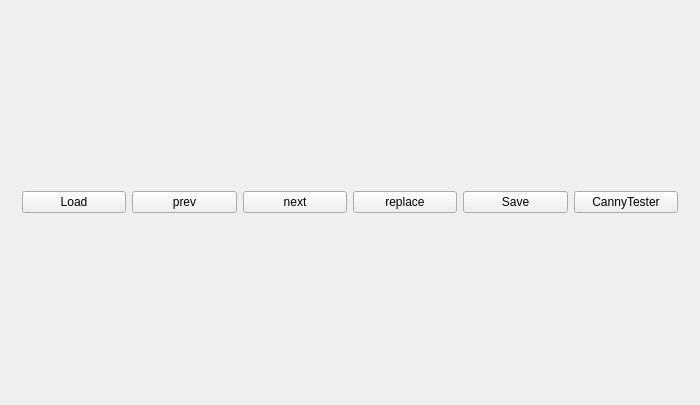
This is src/mainwindow.ui in stupidPuppies/area_filling_opencv as Qt 5 draws it before an edit. The edited form follows.
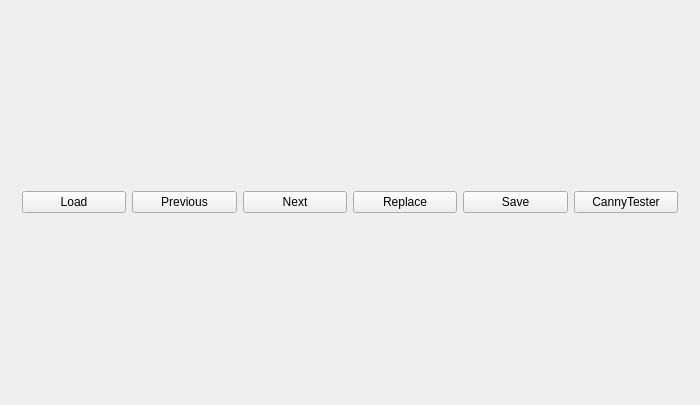
This is the edited form.

```diff
--- a/src/mainwindow.ui
+++ b/src/mainwindow.ui
@@ -10,6 +10,11 @@
     <height>405</height>
    </rect>
   </property>
+  <property name="font">
+   <font>
+    <family>Segoe UI</family>
+   </font>
+  </property>
   <property name="windowTitle">
    <string>MainWindow</string>
   </property>
@@ -45,22 +50,37 @@
            <verstretch>0</verstretch>
           </sizepolicy>
          </property>
+         <property name="font">
+          <font>
+           <family>Segoe UI</family>
+          </font>
+         </property>
          <property name="text">
-          <string>prev</string>
+          <string>Previous</string>
          </property>
         </widget>
        </item>
        <item>
         <widget class="QPushButton" name="nextButton">
+         <property name="font">
+          <font>
+           <family>Segoe UI</family>
+          </font>
+         </property>
          <property name="text">
-          <string>next</string>
+          <string>Next</string>
          </property>
         </widget>
        </item>
        <item>
         <widget class="QPushButton" name="replaceButton">
+         <property name="font">
+          <font>
+           <family>Segoe UI</family>
+          </font>
+         </property>
          <property name="text">
-          <string>replace</string>
+          <string>Replace</string>
          </property>
         </widget>
        </item>
```
Left out of the diff: 17 changed lines with no effect on the pictures.
